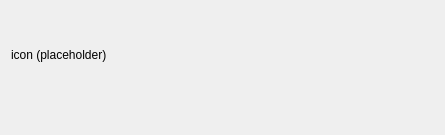
nextcloud/desktop, file src/gui/loginrequireddialog/loginrequireddialog.ui: the form before one commit.
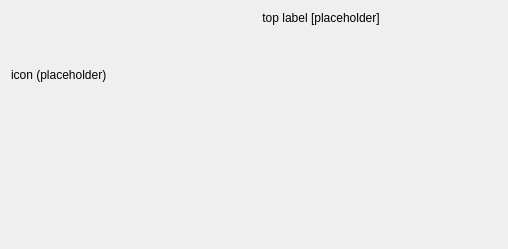
The form after the commit. Custom widgets are drawn as their Qt base class.

What changed in the file:
```diff
--- a/src/gui/loginrequireddialog/loginrequireddialog.ui
+++ b/src/gui/loginrequireddialog/loginrequireddialog.ui
@@ -6,89 +6,151 @@
    <rect>
     <x>0</x>
     <y>0</y>
-    <width>445</width>
-    <height>135</height>
+    <width>508</width>
+    <height>249</height>
    </rect>
   </property>
-  <property name="sizePolicy">
-   <sizepolicy hsizetype="Minimum" vsizetype="Minimum">
-    <horstretch>0</horstretch>
-    <verstretch>0</verstretch>
-   </sizepolicy>
-  </property>
   <property name="windowTitle">
    <string>Login required</string>
   </property>
   <layout class="QVBoxLayout" name="verticalLayout_2">
    <item>
-    <layout class="QHBoxLayout" name="horizontalLayout_3" stretch="0,1">
+    <layout class="QHBoxLayout" name="horizontalLayout_3" stretch="0,0">
      <item>
-      <widget class="QLabel" name="iconLabel">
-       <property name="sizePolicy">
-        <sizepolicy hsizetype="Maximum" vsizetype="Preferred">
-         <horstretch>0</horstretch>
-         <verstretch>0</verstretch>
-        </sizepolicy>
-       </property>
-       <property name="text">
-        <string notr="true">icon (placeholder)</string>
-       </property>
-      </widget>
+      <layout class="QVBoxLayout" name="verticalLayout" stretch="0,1">
+       <item>
+        <widget class="QLabel" name="iconLabel">
+         <property name="sizePolicy">
+          <sizepolicy hsizetype="Minimum" vsizetype="Minimum">
+           <horstretch>0</horstretch>
+           <verstretch>0</verstretch>
+          </sizepolicy>
+         </property>
+         <property name="minimumSize">
+          <size>
+           <width>128</width>
+           <height>128</height>
+          </size>
+         </property>
+         <property name="text">
+          <string notr="true">icon (placeholder)</string>
+         </property>
+        </widget>
+       </item>
+       <item>
+        <spacer name="verticalSpacer">
+         <property name="orientation">
+          <enum>Qt::Vertical</enum>
+         </property>
+         <property name="sizeHint" stdset="0">
+          <size>
+           <width>20</width>
+           <height>40</height>
+          </size>
+         </property>
+        </spacer>
+       </item>
+      </layout>
      </item>
      <item>
-      <widget class="QStackedWidget" name="contentWidget">
-       <widget class="QWidget" name="page"/>
-       <widget class="QWidget" name="page_2"/>
-      </widget>
+      <layout class="QVBoxLayout" name="verticalLayout_3" stretch="0,0,1">
+       <item>
+        <widget class="QLabel" name="topLabel">
+         <property name="sizePolicy">
+          <sizepolicy hsizetype="Minimum" vsizetype="Minimum">
+           <horstretch>0</horstretch>
+           <verstretch>0</verstretch>
+          </sizepolicy>
+         </property>
+         <property name="minimumSize">
+          <size>
+           <width>350</width>
+           <height>0</height>
+          </size>
+         </property>
+         <property name="text">
+          <string notr="true">top label [placeholder]</string>
+         </property>
+         <property name="alignment">
+          <set>Qt::AlignCenter</set>
+         </property>
+         <property name="wordWrap">
+          <bool>true</bool>
+         </property>
+        </widget>
+       </item>
+       <item>
+        <layout class="QHBoxLayout" name="horizontalLayout_2">
+         <item>
+          <widget class="QStackedWidget" name="contentWidget">
+           <property name="sizePolicy">
+            <sizepolicy hsizetype="Minimum" vsizetype="Minimum">
+             <horstretch>0</horstretch>
+             <verstretch>0</verstretch>
+            </sizepolicy>
+           </property>
+           <property name="minimumSize">
+            <size>
+             <width>200</width>
+             <height>0</height>
+            </size>
+           </property>
+           <widget class="OCC::BasicLoginWidget" name="basicLoginWidget"/>
+           <widget class="OCC::OAuthLoginWidget" name="oauthLoginWidget"/>
+          </widget>
+         </item>
+        </layout>
+       </item>
+       <item>
+        <spacer name="verticalSpacer_2">
+         <property name="orientation">
+          <enum>Qt::Vertical</enum>
+         </property>
+         <property name="sizeType">
+          <enum>QSizePolicy::MinimumExpanding</enum>
+         </property>
+         <property name="sizeHint" stdset="0">
+          <size>
+           <width>20</width>
+           <height>5</height>
+          </size>
+         </property>
+        </spacer>
+       </item>
+      </layout>
      </item>
     </layout>
    </item>
+   <item>
+    <spacer name="verticalSpacer_3">
+     <property name="orientation">
+      <enum>Qt::Vertical</enum>
+     </property>
+     <property name="sizeType">
+      <enum>QSizePolicy::MinimumExpanding</enum>
+     </property>
+     <property name="sizeHint" stdset="0">
+      <size>
+       <width>20</width>
+       <height>5</height>
+      </size>
+     </property>
+    </spacer>
+   </item>
    <item>
     <layout class="QHBoxLayout" name="horizontalLayout">
-     <item>
-      <widget class="QDialogButtonBox" name="leftButtonBox">
-       <property name="sizePolicy">
-        <sizepolicy hsizetype="Maximum" vsizetype="Preferred">
-         <horstretch>0</horstretch>
-         <verstretch>0</verstretch>
-        </sizepolicy>
-       </property>
-       <property name="minimumSize">
-        <size>
-         <width>10</width>
-         <height>10</height>
-        </size>
-       </property>
-       <property name="standardButtons">
-        <set>QDialogButtonBox::NoButton</set>
-       </property>
-      </widget>
-     </item>
-     <item>
-      <spacer name="horizontalSpacer">
-       <property name="orientation">
-        <enum>Qt::Horizontal</enum>
-       </property>
-       <property name="sizeHint" stdset="0">
-        <size>
-         <width>10</width>
-         <height>20</height>
-        </size>
-       </property>
-      </spacer>
-     </item>
      <item>
       <widget class="QDialogButtonBox" name="rightButtonBox">
        <property name="sizePolicy">
-        <sizepolicy hsizetype="Maximum" vsizetype="Preferred">
+        <sizepolicy hsizetype="Preferred" vsizetype="Preferred">
          <horstretch>0</horstretch>
          <verstretch>0</verstretch>
         </sizepolicy>
        </property>
        <property name="minimumSize">
         <size>
-         <width>10</width>
-         <height>10</height>
+         <width>0</width>
+         <height>24</height>
         </size>
        </property>
        <property name="standardButtons">
@@ -100,6 +162,20 @@
    </item>
   </layout>
  </widget>
+ <customwidgets>
+  <customwidget>
+   <class>OCC::BasicLoginWidget</class>
+   <extends>QWidget</extends>
+   <header>gui/loginrequireddialog/basicloginwidget.h</header>
+   <container>1</container>
+  </customwidget>
+  <customwidget>
+   <class>OCC::OAuthLoginWidget</class>
+   <extends>QWidget</extends>
+   <header>gui/loginrequireddialog/oauthloginwidget.h</header>
+   <container>1</container>
+  </customwidget>
+ </customwidgets>
  <resources>
   <include location="../../resources/client.qrc"/>
  </resources>
```
